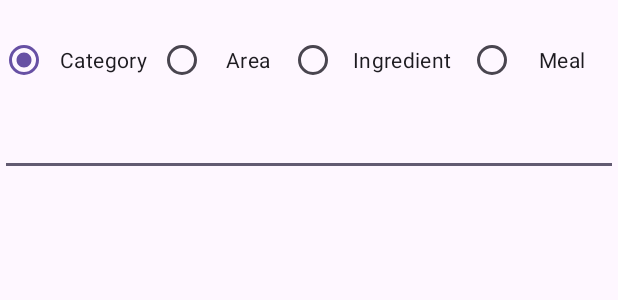
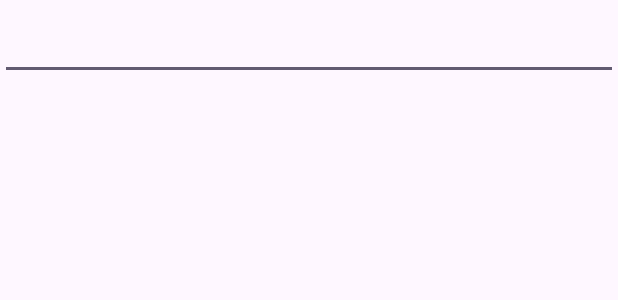
Before and after one commit to sobaih12/FoodPlanner, an Android app: the layout fragment_search.xml on its own in the app's theme, with its tools: preview values and no code run, on a phone screen of 412 x 824 dp. Shown: the top 300 px of the screen. Run offline under Robolectric (Android 15) with nearby library versions, the phone set to English and light mode, and no system bars.

Commit message:
search by ingredients

```diff
--- /dev/null
+++ b/app/src/main/java/com/example/comedo/HomePage/SearchFragment/SearchByIngredients/Presenter/SearchByIngredientsPresenterInterface.java
@@ -0,0 +1,6 @@
+package com.example.comedo.HomePage.SearchFragment.SearchByIngredients.Presenter;
+
+public interface SearchByIngredientsPresenterInterface {
+    void onViewCreatedSearchOnMeal(String mealName);
+    void onViewCreatedSearchOnIngredients(String ingredientName,String searchName);
+}
--- /dev/null
+++ b/app/src/main/java/com/example/comedo/HomePage/SearchFragment/SearchByIngredients/View/OnMealIngredientClickListener.java
@@ -0,0 +1,5 @@
+package com.example.comedo.HomePage.SearchFragment.SearchByIngredients.View;
+
+public interface OnMealIngredientClickListener {
+    void onMealIngredientsClickListener(String mealName);
+}
--- a/app/src/main/res/layout/fragment_search.xml
+++ b/app/src/main/res/layout/fragment_search.xml
@@ -7,46 +7,6 @@
     android:layout_height="match_parent"
     tools:context=".HomePage.SearchFragment.SearchByNameView.View.SearchFragment">
 
-    <RadioGroup
-        android:id="@+id/chip_group"
-        android:layout_width="0dp"
-        android:layout_height="wrap_content"
-        android:orientation="horizontal"
-        android:checkedButton="@+id/chip_category"
-        android:layout_marginTop="16dp"
-        app:layout_constraintTop_toTopOf="parent"
-        app:layout_constraintEnd_toEndOf="parent"
-        app:layout_constraintStart_toStartOf="parent">
-
-        <RadioButton
-            android:id="@+id/chip_category"
-            android:layout_width="105dp"
-            android:layout_height="wrap_content"
-            android:text="Category"
-            android:textAlignment="center" />
-
-        <RadioButton
-            android:id="@+id/chip_area"
-            android:layout_width="87dp"
-            android:layout_height="wrap_content"
-            android:text="Area"
-            android:textAlignment="center" />
-
-        <RadioButton
-            android:id="@+id/chip_ingredient"
-            android:layout_width="119dp"
-            android:layout_height="wrap_content"
-            android:text="Ingredient"
-            android:textAlignment="center" />
-
-        <RadioButton
-            android:id="@+id/chip_meal"
-            android:layout_width="93dp"
-            android:layout_height="wrap_content"
-            android:text="Meal"
-            android:textAlignment="center" />
-    </RadioGroup>
-
     <EditText
         android:id="@+id/search_text"
         android:layout_width="0dp"
@@ -55,7 +15,7 @@
         android:layout_marginBottom="14dp"
         android:ems="10"
         android:inputType="text"
-        app:layout_constraintTop_toBottomOf="@+id/chip_group"
+        app:layout_constraintTop_toTopOf="parent"
         app:layout_constraintEnd_toEndOf="parent"
         app:layout_constraintStart_toStartOf="parent"
         app:layout_constraintBottom_toTopOf="@+id/search_recycler_view" />
```
Also changed, not shown: app/src/main/java/com/example/comedo/HomePage/HomeFragment/View/HomePageFragment.java (+9 -1 lines), app/src/main/java/com/example/comedo/HomePage/SearchFragment/SearchByIngredients/Presenter/SearchByIngredientsPresenter.java (added, +111 -0 lines), app/src/main/java/com/example/comedo/HomePage/SearchFragment/SearchByIngredients/View/SearchByIngredientsAdapter.java (added, +95 -0 lines), app/src/main/java/com/example/comedo/HomePage/SearchFragment/SearchByIngredients/View/SearchByIngredientsView.java (added, +89 -0 lines), app/src/main/java/com/example/comedo/HomePage/SearchFragment/SearchByIngredients/View/SearchByIngredientsViewInterface.java (added, +10 -0 lines), app/src/main/java/com/example/comedo/HomePage/SearchFragment/SearchByNameView/View/SearchFragment.java (+0 -35 lines), app/src/main/res/layout/fragment_home_page.xml (+12 -0 lines), app/src/main/res/layout/fragment_search_by_ingredients_view.xml (added, +35 -0 lines), app/src/main/res/navigation/nav_graph.xml (+15 -0 lines).
